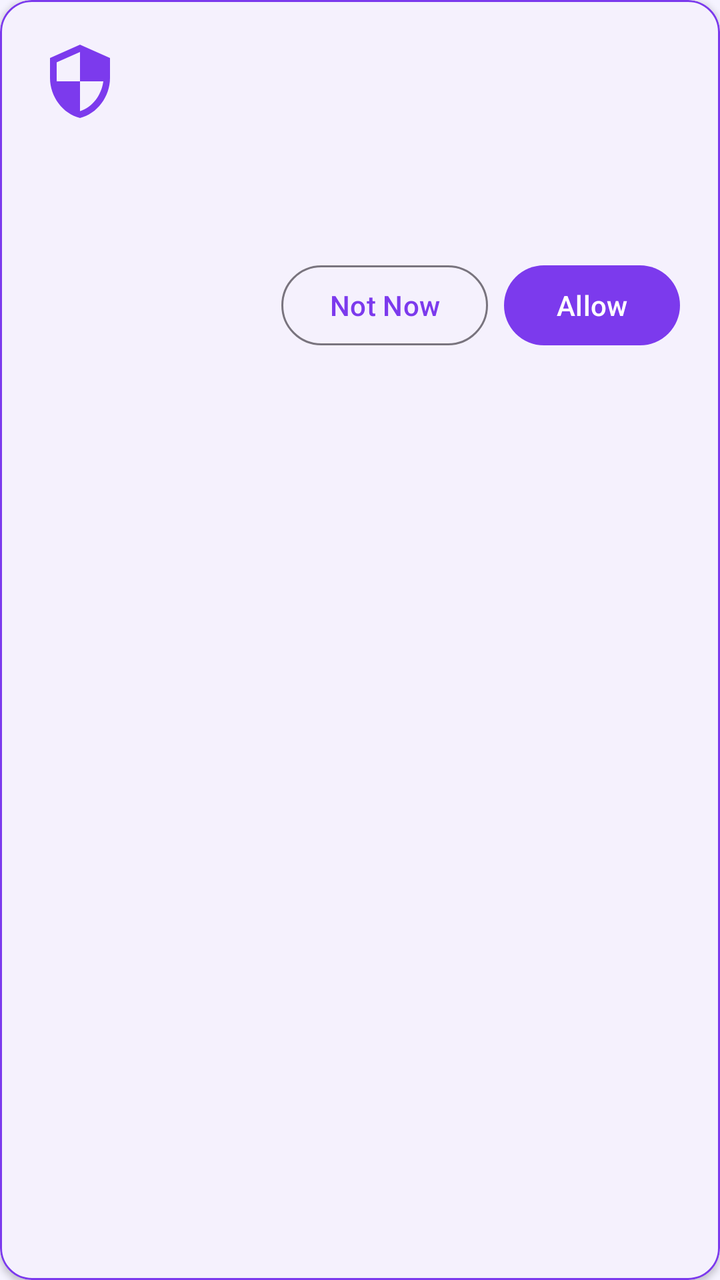
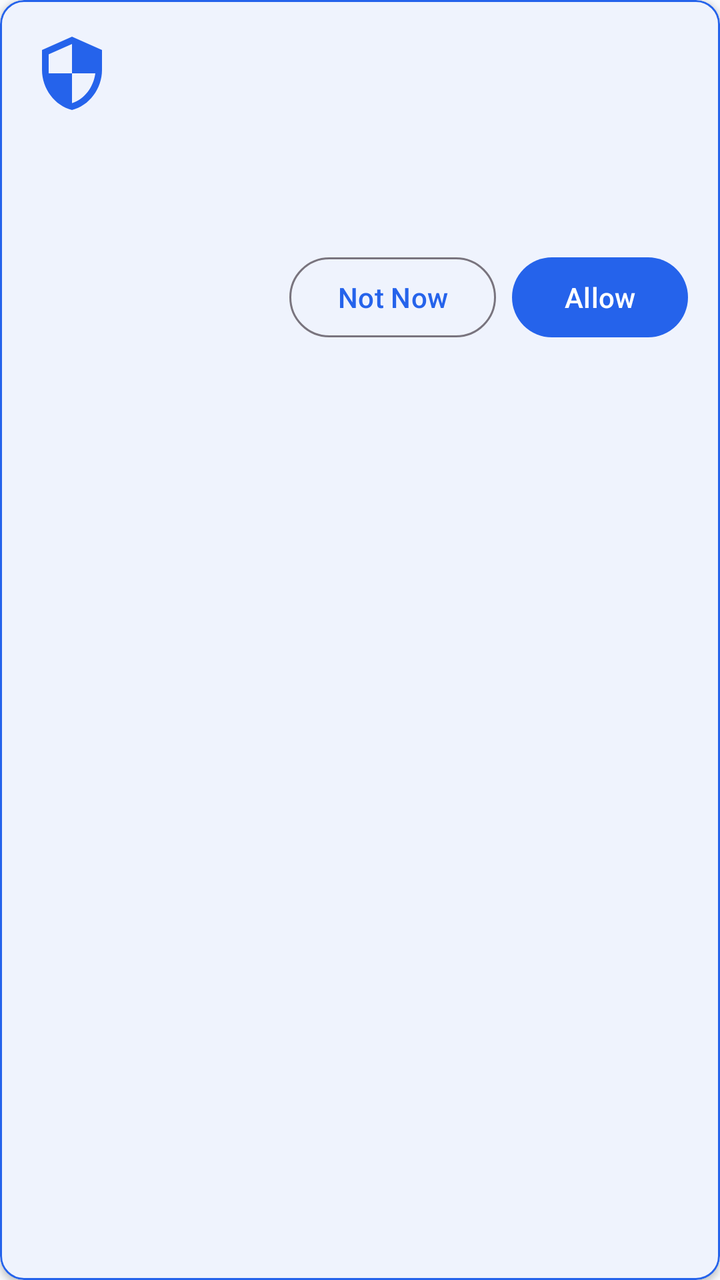

Before-and-after screenshots of an Android layout around one commit, followed by the original layout XML and the change that was made.
<!-- AndroidManifest.xml: application theme Theme.SafeGuardChild -->
<!-- res/layout/item_consent.xml -->
<?xml version="1.0" encoding="utf-8"?>
<com.google.android.material.card.MaterialCardView
    xmlns:android="http://schemas.android.com/apk/res/android"
    xmlns:app="http://schemas.android.com/apk/res-auto"
    android:layout_width="match_parent"
    android:layout_height="wrap_content"
    android:layout_marginBottom="12dp"
    app:cardCornerRadius="16dp"
    app:cardElevation="2dp"
    app:strokeWidth="1dp"
    app:strokeColor="@color/primary">

    <LinearLayout
        android:layout_width="match_parent"
        android:layout_height="wrap_content"
        android:orientation="vertical"
        android:padding="20dp">

        
        <LinearLayout
            android:layout_width="match_parent"
            android:layout_height="wrap_content"
            android:orientation="horizontal"
            android:gravity="center_vertical">

            <ImageView
                android:id="@+id/ivConsentIcon"
                android:layout_width="40dp"
                android:layout_height="40dp"
                android:src="@drawable/ic_shield"
                app:tint="@color/primary"
                android:contentDescription="Feature icon" />

            <LinearLayout
                android:layout_width="0dp"
                android:layout_height="wrap_content"
                android:layout_weight="1"
                android:orientation="vertical"
                android:layout_marginStart="12dp">

                <TextView
                    android:id="@+id/tvConsentTitle"
                    android:layout_width="wrap_content"
                    android:layout_height="wrap_content"
                    android:textSize="16sp"
                    android:textStyle="bold"
                    android:textColor="?android:textColorPrimary" />

                <TextView
                    android:id="@+id/tvConsentDesc"
                    android:layout_width="wrap_content"
                    android:layout_height="wrap_content"
                    android:textSize="13sp"
                    android:textColor="?android:textColorSecondary"
                    android:layout_marginTop="2dp" />
            </LinearLayout>

            <ImageView
                android:id="@+id/ivConsentCheck"
                android:layout_width="24dp"
                android:layout_height="24dp"
                android:src="@drawable/ic_check"
                app:tint="@color/success"
                android:visibility="gone"
                android:contentDescription="Consent granted" />
        </LinearLayout>

        
        <TextView
            android:id="@+id/tvConsentWhy"
            android:layout_width="match_parent"
            android:layout_height="wrap_content"
            android:layout_marginTop="12dp"
            android:textSize="13sp"
            android:textColor="@color/success" />

        <TextView
            android:id="@+id/tvConsentWhatNot"
            android:layout_width="match_parent"
            android:layout_height="wrap_content"
            android:layout_marginTop="4dp"
            android:textSize="13sp"
            android:textColor="@color/danger" />

        
        <LinearLayout
            android:layout_width="match_parent"
            android:layout_height="wrap_content"
            android:orientation="horizontal"
            android:layout_marginTop="16dp"
            android:gravity="end">

            <com.google.android.material.button.MaterialButton
                android:id="@+id/btnDeny"
                android:layout_width="wrap_content"
                android:layout_height="wrap_content"
                android:text="@string/deny_permission"
                style="@style/Widget.Material3.Button.OutlinedButton"
                android:layout_marginEnd="8dp" />

            <com.google.android.material.button.MaterialButton
                android:id="@+id/btnAllow"
                android:layout_width="wrap_content"
                android:layout_height="wrap_content"
                android:text="@string/grant_permission" />
        </LinearLayout>
    </LinearLayout>
</com.google.android.material.card.MaterialCardView>
<!-- resources referenced by this layout -->
<resources>
  <color name="danger">#EF4444</color>
  <color name="primary">#7C3AED</color>
  <color name="success">#10B981</color>
  <!-- drawable ic_check (drawable) -->
  <?xml version="1.0" encoding="utf-8"?>
  <vector xmlns:android="http://schemas.android.com/apk/res/android"
      android:width="24dp"
      android:height="24dp"
      android:viewportWidth="24"
      android:viewportHeight="24">
      <path
          android:fillColor="#10B981"
          android:pathData="M9,16.17L4.83,12l-1.42,1.41L9,19 21,7l-1.41,-1.41z"/>
  </vector>
  <!-- drawable ic_shield (drawable) -->
  <?xml version="1.0" encoding="utf-8"?>
  <vector xmlns:android="http://schemas.android.com/apk/res/android"
      android:width="24dp"
      android:height="24dp"
      android:viewportWidth="24"
      android:viewportHeight="24">
      <path
          android:fillColor="#6366F1"
          android:pathData="M12,1L3,5v6c0,5.55 3.84,10.74 9,12 5.16,-1.26 9,-6.45 9,-12V5L12,1zM12,11.99h7c-0.53,4.12 -3.28,7.79 -7,8.94V12H5V6.3l7,-3.11v8.8z"/>
  </vector>
  <string name="deny_permission">Not Now</string>
  <string name="grant_permission">Allow</string>
  <style name="Theme.SafeGuardChild" parent="Theme.Material3.Light.NoActionBar">
          <item name="colorPrimary">@color/primary</item>
          <item name="colorPrimaryVariant">@color/primary_variant</item>
          <item name="colorSecondary">@color/secondary</item>
          <item name="colorOnPrimary">@color/white</item>
          <item name="colorOnSecondary">@color/white</item>
          <item name="android:colorBackground">@color/background_light</item>
          <item name="colorSurface">@color/surface_light</item>
          <item name="colorOnSurface">@color/text_primary_light</item>
          <item name="android:statusBarColor">@color/background_light</item>
          <item name="android:navigationBarColor">@color/background_light</item>
          <item name="android:windowLightStatusBar">true</item>
      </style>
  <color name="primary_variant">#5B21B6</color>
  <color name="secondary">#06B6D4</color>
  <color name="white">#FFFFFF</color>
  <color name="background_light">#F5F3FF</color>
  <color name="surface_light">#FFFFFF</color>
  <color name="text_primary_light">#1E1B4B</color>
</resources>

<!-- the commit's change to res/layout/item_consent.xml (unified diff, before → after) -->
@@ -5,7 +5,7 @@
     android:layout_width="match_parent"
     android:layout_height="wrap_content"
     android:layout_marginBottom="12dp"
-    app:cardCornerRadius="16dp"
+    app:cardCornerRadius="12dp"
     app:cardElevation="2dp"
     app:strokeWidth="1dp"
     app:strokeColor="@color/primary">
@@ -14,7 +14,7 @@
         android:layout_width="match_parent"
         android:layout_height="wrap_content"
         android:orientation="vertical"
-        android:padding="20dp">
+        android:padding="16dp">
 
         
         <LinearLayout
<!-- resource entries referenced after the edit -->
@@ -1,8 +1,8 @@
 <!-- resources referenced by this layout -->
 <resources>
-  <color name="danger">#EF4444</color>
-  <color name="primary">#7C3AED</color>
-  <color name="success">#10B981</color>
+  <color name="danger">#DC2626</color>
+  <color name="primary">#2563EB</color>
+  <color name="success">#16A34A</color>
   <!-- drawable ic_check (drawable) -->
   <?xml version="1.0" encoding="utf-8"?>
   <vector xmlns:android="http://schemas.android.com/apk/res/android"
@@ -40,11 +40,11 @@
           <item name="android:navigationBarColor">@color/background_light</item>
           <item name="android:windowLightStatusBar">true</item>
       </style>
-  <color name="primary_variant">#5B21B6</color>
-  <color name="secondary">#06B6D4</color>
+  <color name="primary_variant">#1E40AF</color>
+  <color name="secondary">#3B82F6</color>
   <color name="white">#FFFFFF</color>
-  <color name="background_light">#F5F3FF</color>
+  <color name="background_light">#F8FAFC</color>
   <color name="surface_light">#FFFFFF</color>
-  <color name="text_primary_light">#1E1B4B</color>
+  <color name="text_primary_light">#0F172A</color>
 </resources>
 
